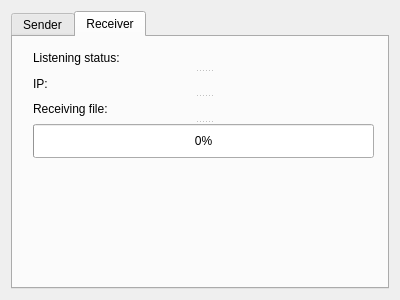
Above: resources/uiforms/form.ui from stryku/icyus before the change. Below: the same form after it.
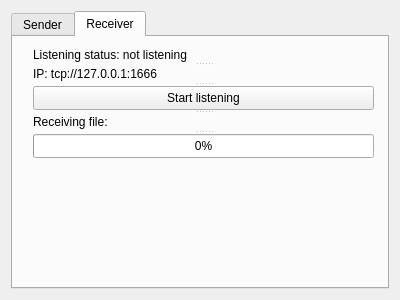
That is the form after the change. The open tabs and pages were chosen to show the change.

Patch:
```diff
--- a/resources/uiforms/form.ui
+++ b/resources/uiforms/form.ui
@@ -115,12 +115,17 @@
        </property>
        <widget class="QLabel" name="labelListeningStatus">
         <property name="text">
-         <string>Listening status:</string>
+         <string>Listening status: not listening</string>
         </property>
        </widget>
        <widget class="QLabel" name="labelReceiverIp">
         <property name="text">
-         <string>IP: </string>
+         <string>IP: tcp://127.0.0.1:1666</string>
+        </property>
+       </widget>
+       <widget class="QPushButton" name="pushButtonStartListening">
+        <property name="text">
+         <string>Start listening</string>
         </property>
        </widget>
        <widget class="QLabel" name="labelReceivinFile">
```
